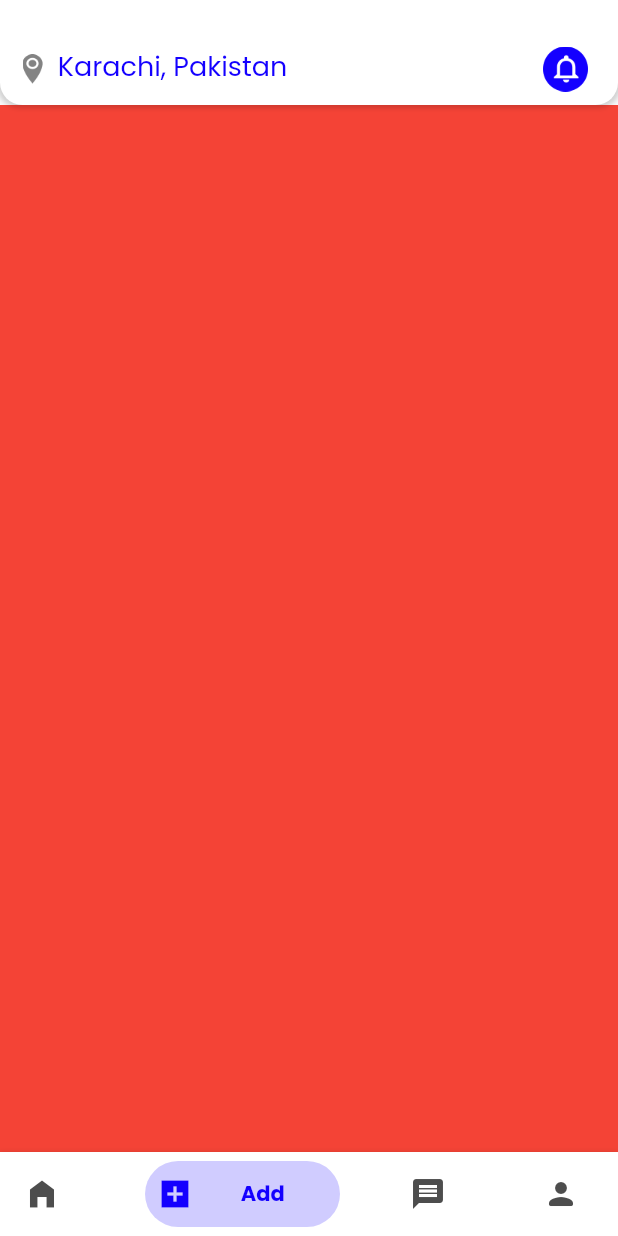
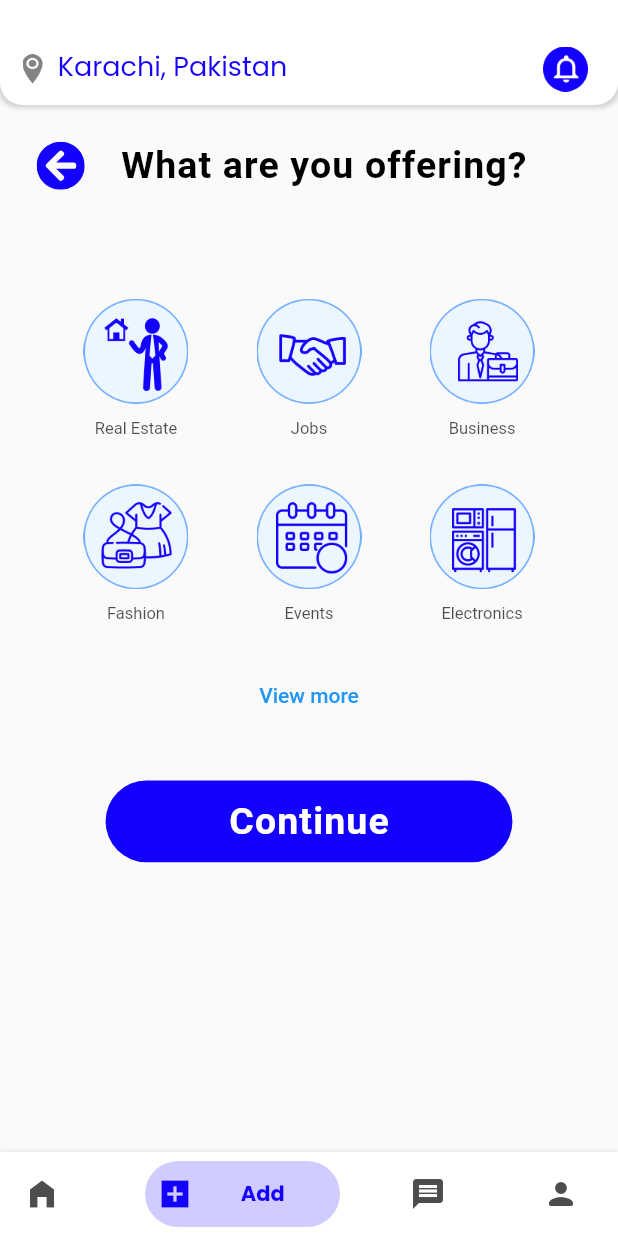
Before and after one commit to maan78612/NKL, a Flutter app: the DashBoard screen opened directly, swiped to page 2, on a phone screen of 412 x 824 dp. Run offline on Flutter 3.47's test engine with Material 2 defaults, Android fonts, the phone set to English and light mode, and no system bars; drawn by our look-alikes of bottom_navy_bar; our stand-ins replace flutter_svg, fluttertoast, get, google_fonts, image_picker; missing offline and left inert: multi_image_picker2; statements that could not run were skipped.

Commit message:
post ad cycle

```diff
--- a/lib/constants/app_constants.dart
+++ b/lib/constants/app_constants.dart
@@ -1,7 +1,10 @@
+import 'package:nlk/constants/svg_icons.dart';
+
 import 'asset_images.dart';
 import 'colors.dart';
 
 class AppConfig {
   static AppColors colors = AppColors();
   static AssetImages images = AssetImages();
+  static SvgIcons svgIcons = SvgIcons();
 }
--- /dev/null
+++ b/lib/constants/svg_icons.dart
@@ -0,0 +1,4 @@
+class SvgIcons {
+  String backButton =
+      '<svg viewBox="34.0 71.0 34.88 34.88" ><path transform="translate(33.44, 70.44)" d="M 18 35.4375 C 8.3671875 35.4375 0.5625 27.6328125 0.5625 18 C 0.5625 8.3671875 8.3671875 0.5625 18 0.5625 C 27.6328125 0.5625 35.4375 8.3671875 35.4375 18 C 35.4375 27.6328125 27.6328125 35.4375 18 35.4375 Z M 20.03203201293945 25.34062576293945 L 14.72343730926514 20.25 L 27.5625 20.25 C 28.49765586853027 20.25 29.25 19.49765586853027 29.25 18.5625 L 29.25 17.4375 C 29.25 16.50234413146973 28.49765586853027 15.75 27.5625 15.75 L 14.72343730926514 15.75 L 20.03203201293945 10.65937519073486 C 20.71406364440918 10.00546932220459 20.72812652587891 8.91562557220459 20.06015777587891 8.247655868530273 L 19.28672027587891 7.481249809265137 C 18.62578201293945 6.8203125 17.55703353881836 6.8203125 16.90312576293945 7.481249809265137 L 7.572656154632568 16.8046875 C 6.911718845367432 17.46562576293945 6.911718845367432 18.53437423706055 7.572656154632568 19.18828201293945 L 16.90312576293945 28.51875114440918 C 17.56406402587891 29.17968940734863 18.6328125 29.17968940734863 19.28672027587891 28.51875114440918 L 20.06015777587891 27.75234413146973 C 20.72812652587891 27.08437538146973 20.71406364440918 25.99453163146973 20.03203201293945 25.34062576293945 Z" fill="#1400ff" stroke="none" stroke-width="1" stroke-miterlimit="4" stroke-linecap="butt" /></svg>';
+}
--- a/lib/ui/dashBoard/mainDashBoard.dart
+++ b/lib/ui/dashBoard/mainDashBoard.dart
@@ -3,6 +3,7 @@ import 'package:flutter/material.dart';
 import 'package:google_fonts/google_fonts.dart';
 import 'package:nlk/constants/app_constants.dart';
 import 'package:nlk/provider/appProvider.dart';
+import 'package:nlk/ui/dashBoard/post_ad/select_category.dart';
 import 'package:provider/provider.dart';
 
 import 'Home/home.dart';
@@ -19,7 +20,6 @@ class _DashBoardState extends State<DashBoard> {
   void initState() {
     Future.delayed(Duration(microseconds: 500), () {
       Provider.of<AppProvider>(context, listen: false).onInitDash();
-
     });
 
     super.initState();
@@ -93,9 +93,7 @@ class _DashBoardState extends State<DashBoard> {
             },
             children: <Widget>[
               Home(),
-              Container(
-                color: Colors.red,
-              ),
+              SelectCategoryToPostAd(),
               Container(
                 color: Colors.green,
               ),
--- /dev/null
+++ b/lib/ui/dashBoard/post_ad/select_category.dart
@@ -0,0 +1,75 @@
+import 'package:flutter/material.dart';
+import 'package:get/get.dart';
+import 'package:nlk/modal/categories.dart';
+import 'package:nlk/provider/appProvider.dart';
+import 'package:nlk/ui/dashBoard/post_ad/create_post.dart';
+import 'package:nlk/ui/widgets/category.dart';
+import 'package:nlk/ui/widgets/my_button.dart';
+import 'package:nlk/ui/widgets/top_bar.dart';
+import 'package:provider/provider.dart';
+
+class SelectCategoryToPostAd extends StatelessWidget {
+  @override
+  Widget build(BuildContext context) {
+    return Consumer<AppProvider>(
+        builder: (context, p, _) => Padding(
+              padding: EdgeInsets.symmetric(horizontal: Get.width * 0.04),
+              child: Column(
+                children: [
+                  TopBar(
+                    withBackButton: true,
+                    title: "What are you offering?",
+                  ),
+                  SizedBox(
+                    height: Get.height * 0.03,
+                  ),
+                  Container(
+                    margin: EdgeInsets.symmetric(
+                        horizontal: Get.width * 0.04,
+                        vertical: Get.height * 0.01),
+                    child: CustomScrollView(
+                      shrinkWrap: true,
+                      slivers: [
+                        SliverGrid(
+                          gridDelegate:
+                              SliverGridDelegateWithMaxCrossAxisExtent(
+                                  mainAxisSpacing: 0,
+                                  maxCrossAxisExtent: Get.width * .33,
+                                  crossAxisSpacing: 0,
+                                  childAspectRatio: .95,
+                                  mainAxisExtent: Get.height * 0.15),
+                          delegate: SliverChildBuilderDelegate(
+                            (BuildContext context, int index) {
+                              Category cat = p.categoryList[index];
+                              return CategoryWidget(
+                                category: cat,
+                              );
+                            },
+                            childCount: 6,
+                          ),
+                        )
+                      ],
+                    ),
+                  ),
+                  Center(
+                    child: TextButton(
+                      child: Text("View more"),
+                      onPressed: () {},
+                    ),
+                  ),
+                  SizedBox(
+                    height: Get.height * 0.04,
+                  ),
+                  MyButton(
+                    title: "Continue",
+                    onTap: navigateToCreateAd,
+                  ),
+                ],
+              ),
+            ));
+  }
+
+  void navigateToCreateAd() {
+    Get.to(CreateAd());
+  }
+}
--- /dev/null
+++ b/lib/ui/widgets/category.dart
@@ -0,0 +1,34 @@
+import 'package:flutter/material.dart';
+import 'package:get/get.dart';
+import 'package:google_fonts/google_fonts.dart';
+import 'package:nlk/modal/categories.dart';
+
+class CategoryWidget extends StatelessWidget {
+  final Category category;
+  CategoryWidget({this.category});
+  @override
+  Widget build(BuildContext context) {
+    return Container(
+      margin: EdgeInsets.symmetric(
+          vertical: Get.height * 0.01, horizontal: Get.width * 0.01),
+      child: Column(
+        mainAxisAlignment: MainAxisAlignment.center,
+        crossAxisAlignment: CrossAxisAlignment.center,
+        children: [
+          Image.asset(
+            category.icon,
+            scale: 4,
+          ),
+          SizedBox(height: 10),
+          Text(
+            '${category.title}',
+            style: GoogleFonts.roboto(
+              fontSize: 11.0,
+              color: const Color(0xFF1D2226).withOpacity(0.8),
+            ),
+          ),
+        ],
+      ),
+    );
+  }
+}
--- /dev/null
+++ b/lib/ui/widgets/my_button.dart
@@ -0,0 +1,36 @@
+import 'package:flutter/material.dart';
+import 'package:google_fonts/google_fonts.dart';
+import 'package:nlk/constants/app_constants.dart';
+
+class MyButton extends StatelessWidget {
+  final String title;
+  final Function onTap;
+  final Color color;
+  MyButton({this.title, this.onTap, this.color});
+  @override
+  Widget build(BuildContext context) {
+    return GestureDetector(
+      onTap: onTap,
+      child: Container(
+        alignment: Alignment(0.04, -0.07),
+        width: 271.26,
+        height: 54.57,
+        decoration: BoxDecoration(
+          borderRadius: BorderRadius.circular(29.0),
+          color: color ?? AppConfig.colors.themeColor,
+        ),
+        child: Center(
+          child: Text(
+            title,
+            style: GoogleFonts.roboto(
+              fontSize: 25.0,
+              color: Colors.white,
+              letterSpacing: 0.75,
+              fontWeight: FontWeight.w700,
+            ),
+          ),
+        ),
+      ),
+    );
+  }
+}
--- /dev/null
+++ b/lib/ui/widgets/top_bar.dart
@@ -0,0 +1,48 @@
+import 'package:flutter/material.dart';
+import 'package:flutter_svg/flutter_svg.dart';
+import 'package:get/get.dart';
+import 'package:google_fonts/google_fonts.dart';
+import 'package:nlk/constants/app_constants.dart';
+
+class TopBar extends StatelessWidget {
+  final bool withBackButton;
+  final String title;
+  TopBar({this.withBackButton = false, this.title});
+  @override
+  Widget build(BuildContext context) {
+    return Padding(
+      padding: EdgeInsets.symmetric(vertical: Get.height * 0.02),
+      child: Row(
+        mainAxisAlignment: MainAxisAlignment.start,
+        crossAxisAlignment: CrossAxisAlignment.center,
+        children: <Widget>[
+          !withBackButton
+              ? Container()
+              : Padding(
+                  padding: const EdgeInsets.only(right: 16.0),
+                  child: IconButton(
+                    icon: SvgPicture.string(
+                      AppConfig.svgIcons.backButton,
+                      width: 34.88,
+                      height: 34.88,
+                    ),
+                    onPressed: () => Get.back(),
+                  ),
+                ),
+          Align(
+            alignment: Alignment.bottomCenter,
+            child: Text(
+              '$title',
+              style: GoogleFonts.roboto(
+                fontSize: 25.0,
+                color: Colors.black,
+                letterSpacing: 0.75,
+                fontWeight: FontWeight.w700,
+              ),
+            ),
+          ),
+        ],
+      ),
+    );
+  }
+}
--- a/pubspec.yaml
+++ b/pubspec.yaml
@@ -37,6 +37,8 @@ dependencies:
   image_picker: ^0.7.4
   pinput: ^1.2.0
   bottom_navy_bar: ^6.0.0
+  flutter_svg:
+  multi_image_picker2: ^5.0.0
 
 dev_dependencies:
   flutter_test:
```
Also changed, not shown: lib/modal/ad.dart (added, +65 -0 lines), lib/ui/dashBoard/Home/home.dart (+4 -26 lines), lib/ui/dashBoard/post_ad/create_post.dart (added, +180 -0 lines), lib/ui/dashBoard/post_ad/post_details.dart (added, +189 -0 lines), pubspec.lock, 5 other files.
